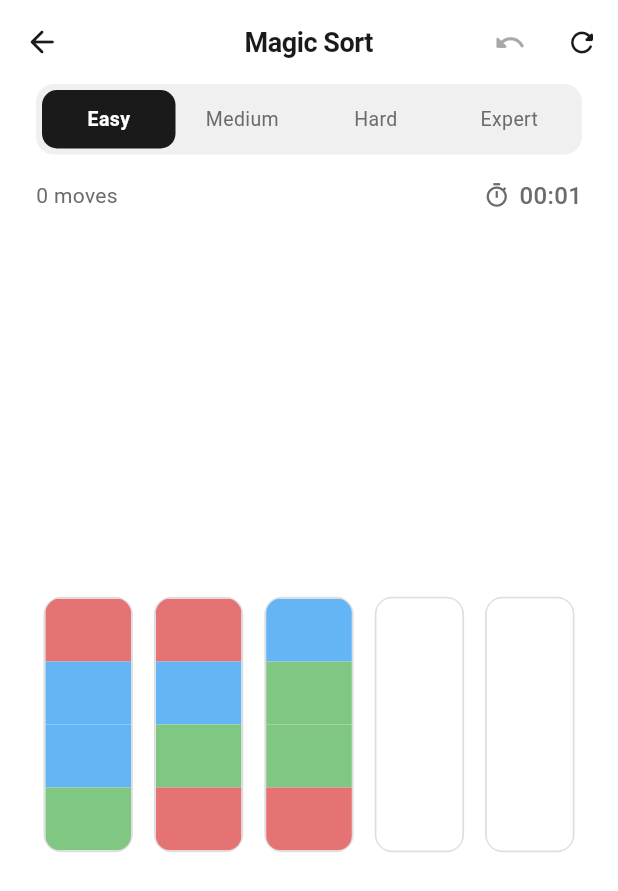
After one commit to nffdev/sudova, a Flutter app: the screen it shows after launch, after a tap on "Magic Sort", on a phone screen of 412 x 824 dp. The commit adds this screen. Shown: the top 891 px of the screen. Run offline on Flutter 3.47's test engine with Material 3 defaults, Android fonts, the phone set to English and light mode, and no system bars; Roboto replaces fonts that are missing (SF Pro Display).

Commit message:
feat(sort): added Magic Sort mini-game

```diff
--- /dev/null
+++ b/lib/models/magic_sort_model.dart
@@ -0,0 +1,109 @@
+import 'dart:math';
+import 'difficulty.dart';
+
+class MagicSortModel {
+  final List<List<int>> bottles;
+  final int capacity;
+  final int colorCount;
+  final List<_Move> _history = [];
+
+  MagicSortModel({
+    required this.bottles,
+    required this.capacity,
+    required this.colorCount,
+  });
+
+  factory MagicSortModel.generate(Difficulty difficulty) {
+    int colorCount;
+    const int cap = 4;
+    const int emptyBottles = 2;
+
+    switch (difficulty) {
+      case Difficulty.easy:
+        colorCount = 3;
+        break;
+      case Difficulty.medium:
+        colorCount = 5;
+        break;
+      case Difficulty.hard:
+        colorCount = 7;
+        break;
+      case Difficulty.expert:
+        colorCount = 9;
+        break;
+    }
+
+    final allColors = <int>[];
+    for (int c = 0; c < colorCount; c++) {
+      for (int i = 0; i < cap; i++) {
+        allColors.add(c);
+      }
+    }
+    allColors.shuffle(Random());
+
+    final bottles = <List<int>>[];
+    for (int i = 0; i < colorCount; i++) {
+      bottles.add(allColors.sublist(i * cap, (i + 1) * cap));
+    }
+    for (int i = 0; i < emptyBottles; i++) {
+      bottles.add(<int>[]);
+    }
+
+    return MagicSortModel(
+      bottles: bottles,
+      capacity: cap,
+      colorCount: colorCount,
+    );
+  }
+
+  bool canPour(int from, int to) {
+    if (from == to) return false;
+    if (bottles[from].isEmpty) return false;
+    if (bottles[to].length >= capacity) return false;
+    if (bottles[to].isEmpty) return true;
+    return bottles[to].last == bottles[from].last;
+  }
+
+  int pour(int from, int to) {
+    if (!canPour(from, to)) return 0;
+    final topColor = bottles[from].last;
+    int moved = 0;
+    while (bottles[from].isNotEmpty &&
+        bottles[from].last == topColor &&
+        bottles[to].length < capacity) {
+      bottles[to].add(bottles[from].removeLast());
+      moved++;
+    }
+    _history.add(_Move(from: from, to: to, count: moved));
+    return moved;
+  }
+
+  bool get canUndo => _history.isNotEmpty;
+
+  void undo() {
+    if (_history.isEmpty) return;
+    final m = _history.removeLast();
+    for (int i = 0; i < m.count; i++) {
+      bottles[m.from].add(bottles[m.to].removeLast());
+    }
+  }
+
+  bool get isComplete {
+    for (final bottle in bottles) {
+      if (bottle.isEmpty) continue;
+      if (bottle.length != capacity) return false;
+      final first = bottle.first;
+      if (bottle.any((c) => c != first)) return false;
+    }
+    return true;
+  }
+
+  int get moves => _history.length;
+}
+
+class _Move {
+  final int from;
+  final int to;
+  final int count;
+  _Move({required this.from, required this.to, required this.count});
+}
--- a/lib/screens/home/home_screen.dart
+++ b/lib/screens/home/home_screen.dart
@@ -4,6 +4,8 @@ import '../../widgets/game_card.dart';
 import '../sudoku/sudoku_screen.dart';
 import '../mental_calc/mental_calc_screen.dart';
 import '../crossmath/crossmath_screen.dart';
+import '../magic_sort/magic_sort_screen.dart';
+
 class HomeScreen extends StatelessWidget {
   const HomeScreen({super.key});
 
@@ -77,6 +79,13 @@ class HomeScreen extends StatelessWidget {
                 icon: Icons.calculate_outlined,
                 onTap: () => _navigateTo(context, const CrossMathScreen()),
               ),
+              const SizedBox(height: 12),
+              GameCard(
+                title: 'Magic Sort',
+                subtitle: 'Sort the colors by pouring',
+                icon: Icons.science_outlined,
+                onTap: () => _navigateTo(context, const MagicSortScreen()),
+              ),
               const Spacer(),
               Center(
                 child: Padding(
--- /dev/null
+++ b/lib/screens/magic_sort/magic_sort_screen.dart
@@ -0,0 +1,258 @@
+import 'package:flutter/material.dart';
+import '../../core/theme/app_theme.dart';
+import '../../core/utils/haptic.dart';
+import '../../models/difficulty.dart';
+import '../../models/magic_sort_model.dart';
+import '../../widgets/difficulty_selector.dart';
+import '../../widgets/game_timer.dart';
+
+class MagicSortScreen extends StatefulWidget {
+  const MagicSortScreen({super.key});
+
+  @override
+  State<MagicSortScreen> createState() => _MagicSortScreenState();
+}
+
+class _MagicSortScreenState extends State<MagicSortScreen> {
+  Difficulty _difficulty = Difficulty.easy;
+  late MagicSortModel _game;
+  int? _selectedBottle;
+  bool _isComplete = false;
+  final _timerKey = GlobalKey<GameTimerState>();
+
+  static const List<Color> _palette = [
+    Color(0xFFE57373),
+    Color(0xFF64B5F6),
+    Color(0xFF81C784),
+    Color(0xFFFFD54F),
+    Color(0xFFBA68C8),
+    Color(0xFFFF8A65),
+    Color(0xFF4DB6AC),
+    Color(0xFFF06292),
+    Color(0xFFA1887F),
+  ];
+
+  @override
+  void initState() {
+    super.initState();
+    _newGame();
+  }
+
+  void _newGame() {
+    setState(() {
+      _game = MagicSortModel.generate(_difficulty);
+      _selectedBottle = null;
+      _isComplete = false;
+    });
+    _timerKey.currentState?.reset();
+  }
+
+  void _onBottleTap(int index) {
+    if (_isComplete) return;
+    if (_selectedBottle == null) {
+      if (_game.bottles[index].isEmpty) return;
+      Haptic.selection();
+      setState(() => _selectedBottle = index);
+      return;
+    }
+    if (_selectedBottle == index) {
+      Haptic.selection();
+      setState(() => _selectedBottle = null);
+      return;
+    }
+    if (_game.canPour(_selectedBottle!, index)) {
+      Haptic.light();
+      setState(() {
+        _game.pour(_selectedBottle!, index);
+        _selectedBottle = null;
+        if (_game.isComplete) {
+          _isComplete = true;
+          Haptic.medium();
+        }
+      });
+    } else {
+      Haptic.selection();
+      setState(() => _selectedBottle = index);
+    }
+  }
+
+  void _undo() {
+    if (!_game.canUndo) return;
+    Haptic.light();
+    setState(() {
+      _game.undo();
+      _selectedBottle = null;
+    });
+  }
+
+  @override
+  Widget build(BuildContext context) {
+    return Scaffold(
+      appBar: AppBar(
+        title: const Text('Magic Sort'),
+        leading: IconButton(
+          icon: const Icon(Icons.arrow_back_rounded),
+          onPressed: () => Navigator.of(context).pop(),
+        ),
+        actions: [
+          IconButton(
+            icon: const Icon(Icons.undo_rounded, size: 22),
+            onPressed: _game.canUndo ? _undo : null,
+          ),
+          IconButton(
+            icon: const Icon(Icons.refresh_rounded, size: 22),
+            onPressed: _newGame,
+          ),
+        ],
+      ),
+      body: SafeArea(
+        child: Column(
+          children: [
+            Padding(
+              padding: const EdgeInsets.symmetric(horizontal: 24),
+              child: DifficultySelector(
+                selected: _difficulty,
+                onChanged: (d) {
+                  _difficulty = d;
+                  _newGame();
+                },
+              ),
+            ),
+            const SizedBox(height: 16),
+            Padding(
+              padding: const EdgeInsets.symmetric(horizontal: 24),
+              child: Row(
+                mainAxisAlignment: MainAxisAlignment.spaceBetween,
+                children: [
+                  Text(
+                    '${_game.moves} moves',
+                    style: const TextStyle(
+                      fontSize: 14,
+                      color: AppTheme.mediumGray,
+                    ),
+                  ),
+                  GameTimer(
+                    key: _timerKey,
+                    isRunning: !_isComplete,
+                  ),
+                ],
+              ),
+            ),
+            const SizedBox(height: 24),
+            Expanded(
+              child: Padding(
+                padding: const EdgeInsets.symmetric(horizontal: 24),
+                child: _buildBottleGrid(),
+              ),
+            ),
+            if (_isComplete)
+              Padding(
+                padding: const EdgeInsets.only(bottom: 24, top: 8),
+                child: Container(
+                  padding:
+                      const EdgeInsets.symmetric(horizontal: 20, vertical: 10),
+                  decoration: BoxDecoration(
+                    color: AppTheme.black,
+                    borderRadius: BorderRadius.circular(12),
+                  ),
+                  child: const Text(
+                    'Puzzle Complete!',
+                    style: TextStyle(
+                      color: AppTheme.white,
+                      fontWeight: FontWeight.w600,
+                      fontSize: 16,
+                    ),
+                  ),
+                ),
+              )
+            else
+              const SizedBox(height: 24),
+          ],
+        ),
+      ),
+    );
+  }
+
+  Widget _buildBottleGrid() {
+    final count = _game.bottles.length;
+    final cols = count <= 5
+        ? count
+        : count <= 8
+            ? 4
+            : (count / 2).ceil();
+
+    return LayoutBuilder(
+      builder: (context, constraints) {
+        return Center(
+          child: Wrap(
+            alignment: WrapAlignment.center,
+            spacing: 14,
+            runSpacing: 16,
+            children: List.generate(count, (i) {
+              final width =
+                  (constraints.maxWidth - (cols - 1) * 14) / cols - 2;
+              return SizedBox(
+                width: width.clamp(40.0, 64.0),
+                child: _buildBottle(i),
+              );
+            }),
+          ),
+        );
+      },
+    );
+  }
+
+  Widget _buildBottle(int index) {
+    final bottle = _game.bottles[index];
+    final isSelected = _selectedBottle == index;
+
+    return GestureDetector(
+      onTap: () => _onBottleTap(index),
+      child: AnimatedContainer(
+        duration: const Duration(milliseconds: 200),
+        curve: Curves.easeOut,
+        transform: Matrix4.translationValues(0, isSelected ? -10 : 0, 0),
+        child: AspectRatio(
+          aspectRatio: 0.35,
+          child: Container(
+            decoration: BoxDecoration(
+              borderRadius: BorderRadius.circular(12),
+              border: Border.all(
+                color: isSelected
+                    ? AppTheme.black
+                    : AppTheme.lightGray.withValues(alpha: 0.5),
+                width: isSelected ? 2 : 1.2,
+              ),
+              boxShadow: isSelected
+                  ? [
+                      BoxShadow(
+                        color: AppTheme.black.withValues(alpha: 0.12),
+                        blurRadius: 12,
+                        offset: const Offset(0, 4),
+                      ),
+                    ]
+                  : null,
+            ),
+            child: ClipRRect(
+              borderRadius: BorderRadius.circular(10),
+              child: Column(
+                children: [
+                  Expanded(
+                    flex: _game.capacity - bottle.length,
+                    child: Container(color: AppTheme.white),
+                  ),
+                  ...bottle.reversed.map(
+                    (c) => Expanded(
+                      flex: 1,
+                      child: Container(color: _palette[c]),
+                    ),
+                  ),
+                ],
+              ),
+            ),
+          ),
+        ),
+      ),
+    );
+  }
+}
--- a/pubspec.yaml
+++ b/pubspec.yaml
@@ -1,7 +1,7 @@
 name: sudova
 description: "Train your brain with Sudoku, Mental Calc and CrossMath puzzles."
 publish_to: 'none'
-version: 1.0.0+1
+version: 1.1.0+2
 
 environment:
   sdk: ^3.11.0
```
